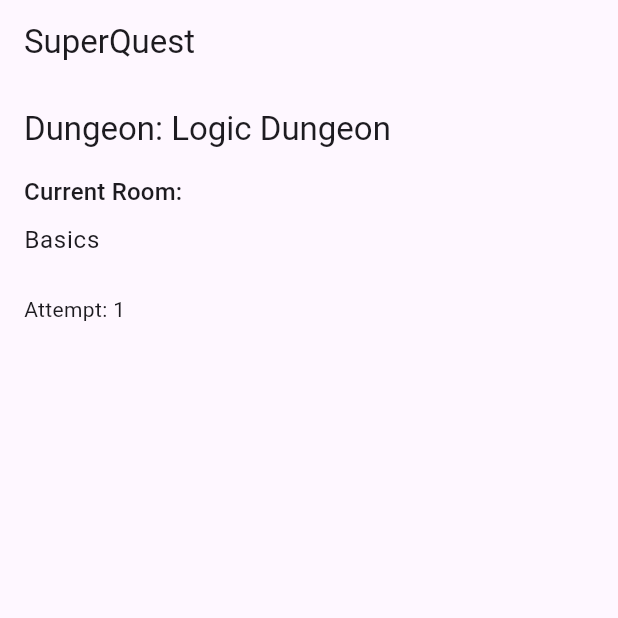
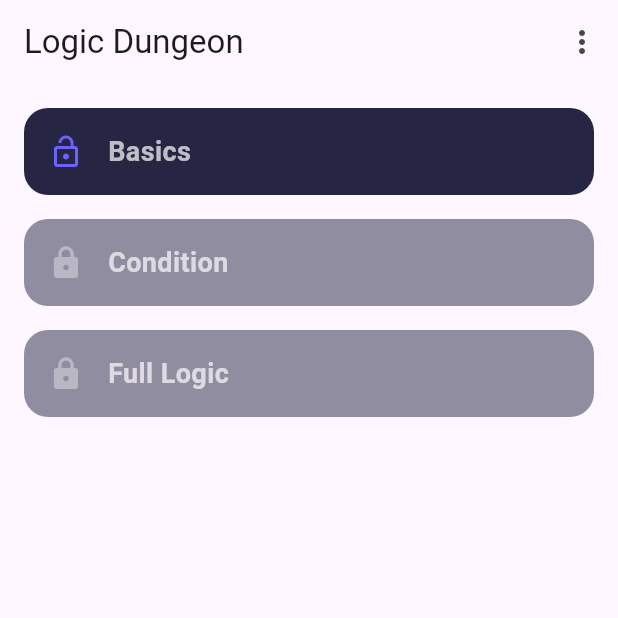
Before and after one commit to BN2323/super_quest, a Flutter app: the screen it shows after launch, on a phone screen of 412 x 824 dp, the top half of it. Run offline on Flutter 3.47's test engine with Material 3 defaults, Android fonts, the phone set to English and light mode, and no system bars.

Commit message:
implement DungeonMap screen skeleton

```diff
--- a/lib/main.dart
+++ b/lib/main.dart
@@ -5,6 +5,7 @@ import 'package:super_quest/domain/services/challenge_service.dart';
 import 'package:super_quest/domain/services/game_service.dart';
 import 'package:super_quest/presentation/controllers/game_controller.dart';
 import 'package:super_quest/presentation/screens/app_entry.dart';
+import 'package:super_quest/presentation/screens/dungeon_map/dugneon_map_screen.dart';
 
 void main() {
   runApp(const SuperQuestApp());
@@ -28,7 +29,7 @@ class SuperQuestApp extends StatelessWidget {
       child: MaterialApp(
         debugShowCheckedModeBanner: false,
         title: 'SuperQuest',
-        home: const AppEntry(),
+        home: DugneonMapScreen(),
       ),
     );
   }
--- /dev/null
+++ b/lib/presentation/screens/dungeon_map/dugneon_map_screen.dart
@@ -0,0 +1,36 @@
+import 'package:flutter/material.dart';
+import 'package:provider/provider.dart';
+import 'package:super_quest/presentation/controllers/game_controller.dart';
+import 'package:super_quest/presentation/screens/dungeon_map/dugneon_map_view.dart';
+
+class DugneonMapScreen extends StatelessWidget {
+  const DugneonMapScreen({super.key});
+
+  @override
+  Widget build(BuildContext context) {
+    final controller = context.watch<GameController>();
+
+    return Scaffold(
+      appBar: AppBar(
+        title: Text(controller.dungeon.name),
+        actions: [
+          PopupMenuButton<String>(
+            onSelected: (value) {
+              if (value == 'reset') {
+                controller.resetDungeon();
+              }
+            },
+            itemBuilder: (_) => const [
+              PopupMenuItem(
+                value: 'reset',
+                child: Text('Restart Dungeon'),
+              )
+            ],
+          )
+        ],
+      ),
+
+      body: DungeonMapView(dungeon: controller.dungeon),
+    );
+  }
+}
--- /dev/null
+++ b/lib/presentation/screens/dungeon_map/dugneon_map_view.dart
@@ -0,0 +1,28 @@
+import 'package:flutter/material.dart';
+import 'package:super_quest/domain/models/dungeon.dart';
+import 'package:super_quest/presentation/screens/dungeon_map/widgets/room_card.dart';
+import 'package:super_quest/presentation/theme/app_spacing.dart';
+
+class DungeonMapView extends StatelessWidget {
+  final Dungeon dungeon;
+
+  const DungeonMapView({
+    super.key,
+    required this.dungeon,
+  });
+
+  @override
+  Widget build(BuildContext context) {
+    return Padding(
+      padding: const EdgeInsets.all(AppSpacing.md),
+      child: ListView.separated(
+        itemCount: dungeon.rooms.length,
+        separatorBuilder: (_, __) => const SizedBox(height: AppSpacing.md),
+        itemBuilder: (context, index) {
+          final room = dungeon.rooms[index];
+          return RoomCard(room: room);
+        },
+      ),
+    );
+  }
+}
--- /dev/null
+++ b/lib/presentation/screens/dungeon_map/widgets/room_card.dart
@@ -0,0 +1,66 @@
+import 'package:flutter/material.dart';
+
+import '../../../../domain/models/room.dart';
+import '../../../theme/app_colors.dart';
+import '../../../theme/app_text_styles.dart';
+import '../../../theme/app_spacing.dart';
+
+class RoomCard extends StatelessWidget {
+  final Room room;
+
+  const RoomCard({
+    super.key,
+    required this.room,
+  });
+
+  @override
+  Widget build(BuildContext context) {
+    final isLocked = room.status == RoomStatus.locked;
+
+    return Opacity(
+      opacity: isLocked ? 0.5 : 1,
+      child: Container(
+        padding: const EdgeInsets.all(AppSpacing.md),
+        decoration: BoxDecoration(
+          color: AppColors.surface,
+          borderRadius: BorderRadius.circular(16),
+        ),
+        child: Row(
+          children: [
+            Icon(
+              _getIcon(),
+              color: _getColor(),
+            ),
+            const SizedBox(width: AppSpacing.md),
+            Text(
+              room.name,
+              style: AppTextStyles.subtitle,
+            ),
+          ],
+        ),
+      ),
+    );
+  }
+
+  IconData _getIcon() {
+    switch (room.status) {
+      case RoomStatus.completed:
+        return Icons.check_circle;
+      case RoomStatus.unlocked:
+        return Icons.lock_open;
+      case RoomStatus.locked:
+        return Icons.lock;
+    }
+  }
+
+  Color _getColor() {
+    switch (room.status) {
+      case RoomStatus.completed:
+        return AppColors.success;
+      case RoomStatus.unlocked:
+        return AppColors.primary;
+      case RoomStatus.locked:
+        return AppColors.textDisabled;
+    }
+  }
+}
```
